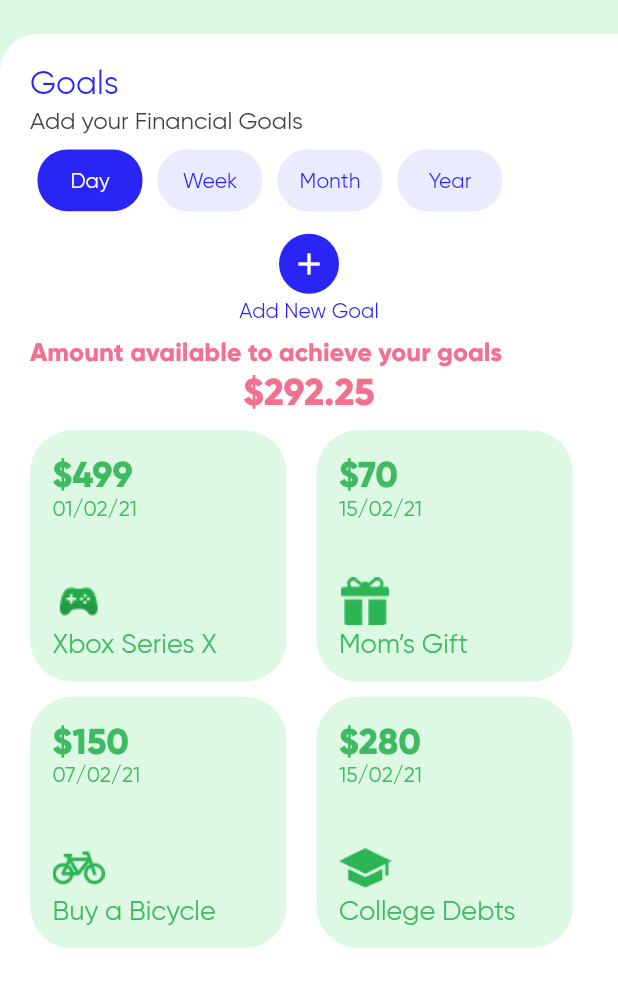
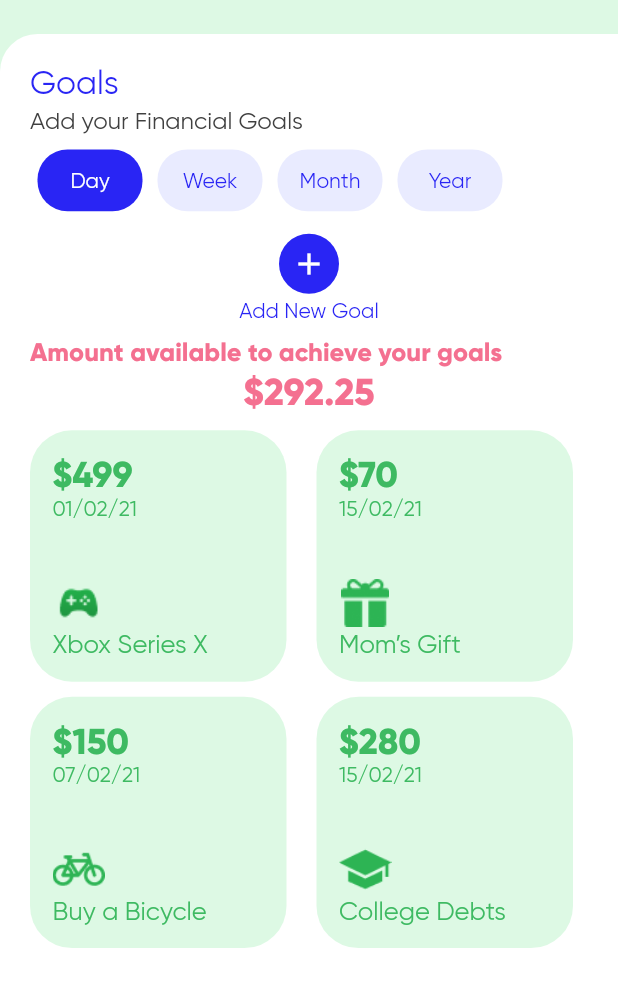
Before and after one commit to AlisterLuiz/Profit, a Flutter app: the Goals screen opened directly, on a phone screen of 412 x 824 dp, the part 206-1213 px from its top. Run offline on Flutter 3.47's test engine with Material 2 defaults, Android fonts, the phone set to English and light mode, and no system bars; our stand-ins replace auto_size_text, fl_chart, flutter_staggered_animations, flutter_svg, font_awesome_flutter, shimmer; missing offline and left inert: expand_widget.

Commit message:
Minor changes

```diff
--- a/lib/screens/portrait/mobile/goals.dart
+++ b/lib/screens/portrait/mobile/goals.dart
@@ -198,6 +198,7 @@ class _GoalsState extends State<Goals> {
                     sizedBox(10, 0),
                     GridView.builder(
                         shrinkWrap: true,
+                        physics: NeverScrollableScrollPhysics(),
                         gridDelegate: SliverGridDelegateWithMaxCrossAxisExtent(
                           maxCrossAxisExtent: 200,
                           childAspectRatio: screenHeight(context) *
@@ -257,7 +258,7 @@ class _GoalsState extends State<Goals> {
                                       Text(
                                         gridView[index][3],
                                         style: TextStyle(
-                                          fontSize: 18,
+                                          fontSize: 17,
                                           color: Theme.of(context).accentColor,
                                         ),
                                       ),
@@ -268,6 +269,7 @@ class _GoalsState extends State<Goals> {
                             ),
                           );
                         }),
+                    sizedBox(10, 0),
                   ],
                 ),
               ),
--- a/lib/screens/portrait/mobile/transactions.dart
+++ b/lib/screens/portrait/mobile/transactions.dart
@@ -238,6 +238,7 @@ class _TransactionsState extends State<Transactions> {
                     ),
                     sizedBox(10, 0),
                     ListView.builder(
+                        physics: NeverScrollableScrollPhysics(),
                         shrinkWrap: true,
                         itemCount: listView.length,
                         itemBuilder: (context, index) {
```
